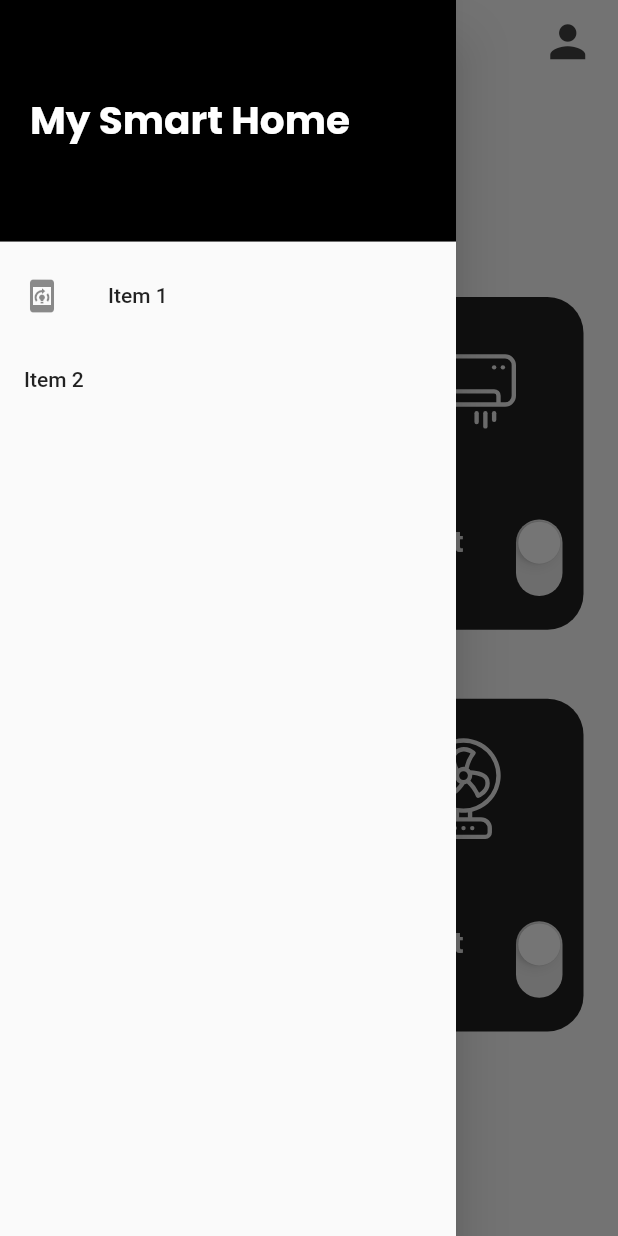
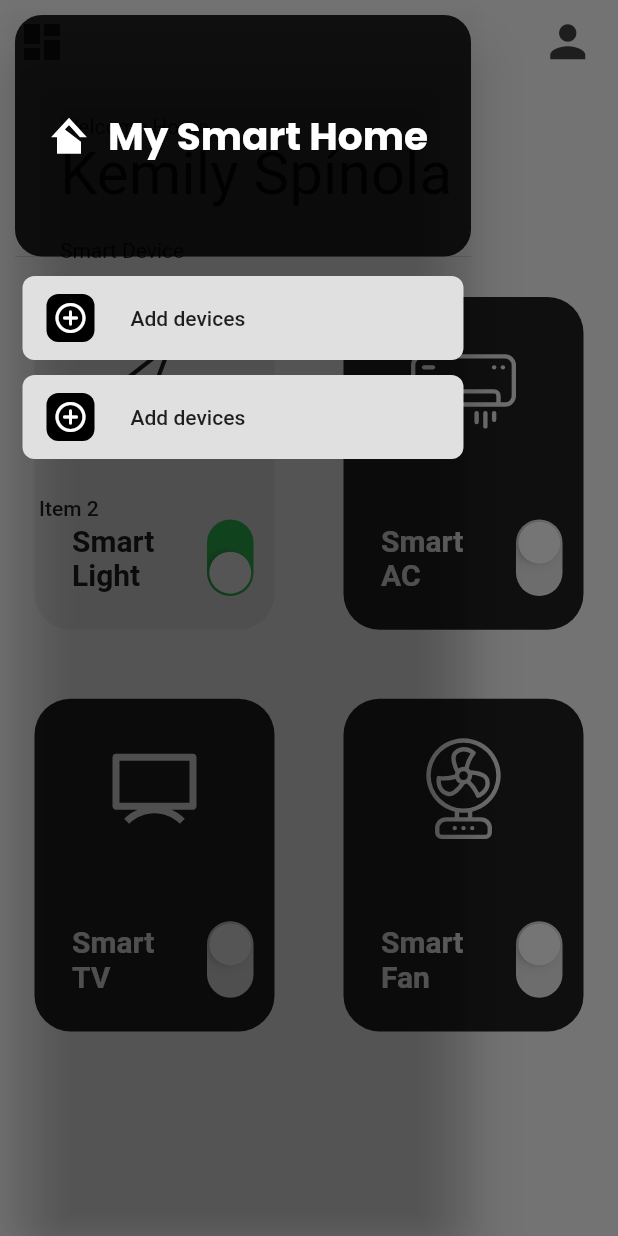
Before and after one commit to lauro-silva44/smart-home-ui, a Flutter app: the screen it shows after launch, with the side drawer open, on a phone screen of 412 x 824 dp. Run offline on Flutter 3.47's test engine with Material 2 defaults, Android fonts, the phone set to English and light mode, and no system bars; our stand-ins replace flutter_svg, google_fonts.

Commit message:
added the listTile in drawer

```diff
--- a/lib/screens/components/smart_device_box.dart
+++ b/lib/screens/components/smart_device_box.dart
@@ -3,6 +3,7 @@ import 'dart:math';
 import 'package:flutter/cupertino.dart';
 import 'package:flutter/material.dart';
 import 'package:flutter_svg/flutter_svg.dart';
+import 'package:google_fonts/google_fonts.dart';
 
 class SmartDeviceBox extends StatelessWidget {
   final String name, iconPath;
@@ -39,7 +40,7 @@ class SmartDeviceBox extends StatelessWidget {
                     child: Padding(
                   padding: const EdgeInsets.only(left: 25.0),
                   child: Text(name,
-                      style: TextStyle(
+                      style: GoogleFonts.mavenPro(
                           fontWeight: FontWeight.bold,
                           fontSize: 20,
                           color:
--- a/lib/screens/home/home_page.dart
+++ b/lib/screens/home/home_page.dart
@@ -68,11 +68,12 @@ class _HomePageState extends State<HomePage> {
             padding: EdgeInsets.symmetric(horizontal: defaultPadding),
             child: Column(
               crossAxisAlignment: CrossAxisAlignment.start,
-              children: const [
-                Text('Welcome Home,'),
+              children: [
+                const Text('Welcome Home,'),
                 Text(
                   'Kemily Spínola',
-                  style: TextStyle(fontSize: 40, fontWeight: FontWeight.normal),
+                  style: GoogleFonts.mavenPro(
+                      fontSize: 40, fontWeight: FontWeight.normal),
                 )
               ],
             ),
@@ -100,31 +101,103 @@ class _HomePageState extends State<HomePage> {
                   })))
         ],
       )),
-      drawer: Drawer(
+      drawer: SafeArea(
+        top: true,
+        child: Container(
+          padding: const EdgeInsets.symmetric(horizontal: 10, vertical: 10),
+          child: Drawer(
+            backgroundColor: Colors.transparent,
             child: ListView(
               // Important: Remove any padding from the ListView.
               padding: EdgeInsets.zero,
               children: [
                 DrawerHeader(
-              padding: EdgeInsets.symmetric(horizontal: 20, vertical: 60),
+                  padding:
+                      const EdgeInsets.symmetric(horizontal: 20, vertical: 60),
                   decoration: BoxDecoration(
-                color: Colors.black,
+                    borderRadius: BorderRadius.circular(18),
+                    color: Colors.black87,
                   ),
-              child: Text(
+                  child: Row(
+                    children: [
+                      SvgPicture.asset(
+                        'assets/icons/smart-home.svg',
+                        color: Colors.white,
+                      ),
+                      SizedBox(
+                        width: 10,
+                      ),
+                      Text(
                         'My Smart Home',
+                        textAlign: TextAlign.center,
                         style: GoogleFonts.poppins(
                           fontWeight: FontWeight.bold,
                           fontSize: 26,
-                    color: Colors.white),
+                          color: Colors.white,
                         ),
                       ),
-            ListTile(
-              leading: Icon(Icons.on_device_training),
-              title: const Text('Item 1'),
+                    ],
+                  ),
+                ),
+                Container(
+                  height: MediaQuery.of(context).size.height * 0.7,
+                  decoration: BoxDecoration(
+                    color: Colors.transparent,
+                    borderRadius: BorderRadius.circular(10),
+                  ),
+                  child: Column(
+                    children: [
+                      Container(
+                        margin: const EdgeInsets.symmetric(
+                            horizontal: 5, vertical: 5),
+                        decoration: BoxDecoration(
+                            color: Colors.grey[300],
+                            borderRadius: BorderRadius.circular(8)),
+                        child: ListTile(
+                          leading: Container(
+                            height: 32,
+                            width: 32,
+                            decoration: BoxDecoration(
+                              borderRadius: BorderRadius.circular(8),
+                              color: Colors.black,
+                            ),
+                            child: Icon(
+                              Icons.add_circle_outline_rounded,
+                              color: Colors.white,
+                            ),
+                          ),
+                          title: const Text('Add devices'),
                           onTap: () {
                             // Update the state of the app.
                             // ...
                           },
+                        ),
+                      ),
+                      Container(
+                        margin: const EdgeInsets.symmetric(
+                            horizontal: 5, vertical: 5),
+                        decoration: BoxDecoration(
+                            color: Colors.grey[300],
+                            borderRadius: BorderRadius.circular(8)),
+                        child: ListTile(
+                          leading: Container(
+                            height: 32,
+                            width: 32,
+                            decoration: BoxDecoration(
+                              borderRadius: BorderRadius.circular(8),
+                              color: Colors.black,
+                            ),
+                            child: Icon(
+                              Icons.add_circle_outline_rounded,
+                              color: Colors.white,
+                            ),
+                          ),
+                          title: const Text('Add devices'),
+                          onTap: () {
+                            // Update the state of the app.
+                            // ...
+                          },
+                        ),
                       ),
                       ListTile(
                         title: const Text('Item 2'),
@@ -136,6 +209,11 @@ class _HomePageState extends State<HomePage> {
                     ],
                   ),
                 ),
+              ],
+            ),
+          ),
+        ),
+      ),
     );
   }
 }
```
Also changed, not shown: assets/icons/smart-home.svg (added). Lines whose indentation alone changed are shown as unchanged.
